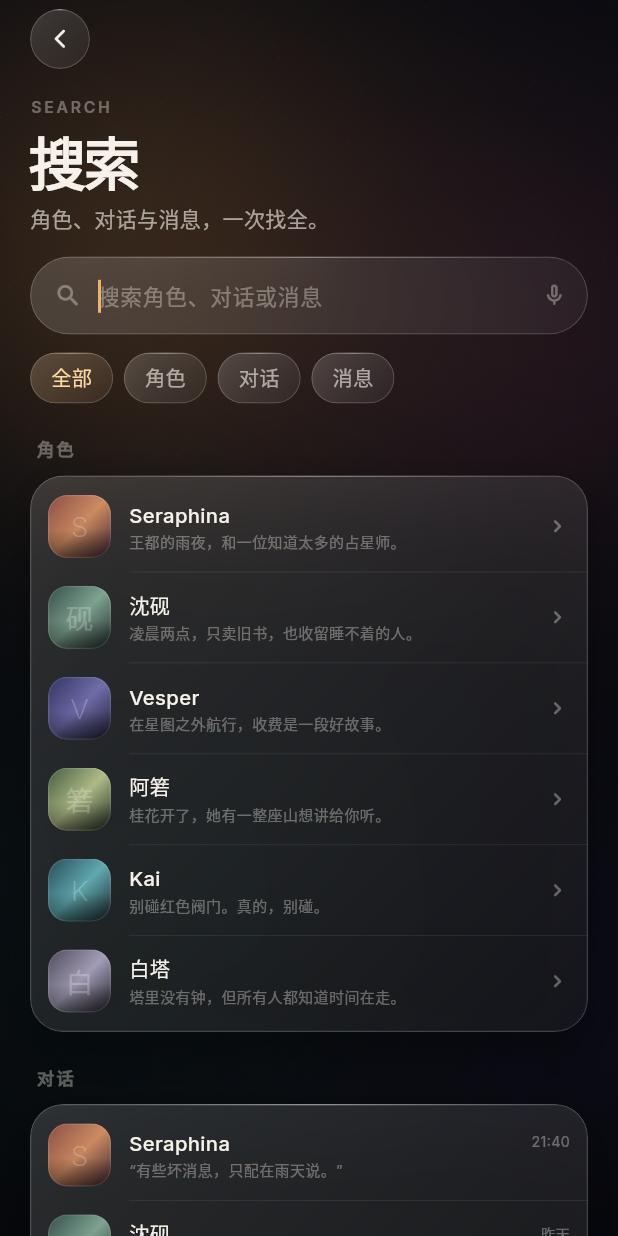
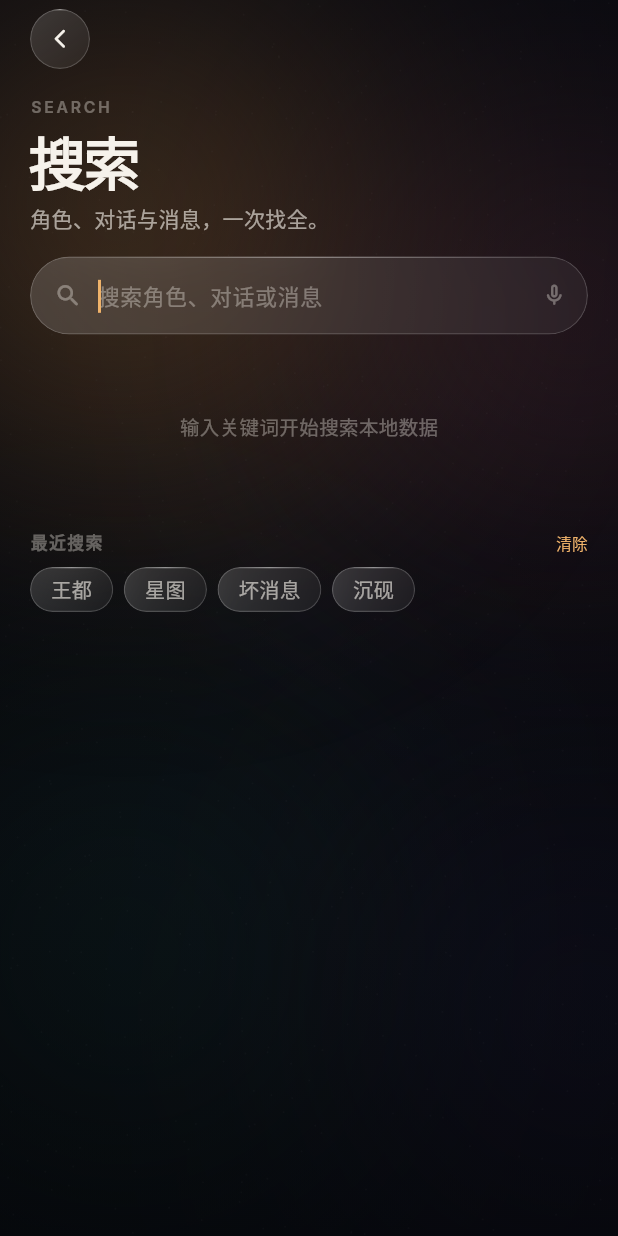
Before and after one commit to PawNzZi/opentavern, a Flutter app: the screen it shows after launch, item 2 of the bottom bar chosen, after a tap on the "search" icon, on a phone screen of 412 x 824 dp. Run offline on Flutter 3.47's test engine with Material 3 defaults, Android fonts, the phone set to English and light mode, and no system bars; our stand-ins replace file_picker; statements that could not run were skipped.

Commit message:
feat: 搜索页接入真实角色/会话/消息数据

```diff
--- a/lib/screens/search.dart
+++ b/lib/screens/search.dart
@@ -1,10 +1,15 @@
 import 'package:flutter/material.dart';
 
+import '../core/models.dart';
+import '../core/store.dart';
 import '../data/demo.dart';
 import '../design/glass.dart';
+import '../design/routes.dart';
 import '../design/scaffold.dart';
 import '../design/settings_kit.dart';
 import '../design/theme.dart';
+import 'character.dart';
+import 'chat.dart';
 
 class SearchPage extends StatefulWidget {
   const SearchPage({super.key});
@@ -23,31 +28,57 @@ class _SearchPageState extends State<SearchPage> {
     super.dispose();
   }
 
+  DemoCharacter? _characterFor(String name) {
+    for (final c in AppStore.instance.characters) {
+      if (c.name == name) return c;
+    }
+    return null;
+  }
+
+  void _openCharacter(DemoCharacter character) {
+    openGlassPage(context, CharacterScreen(character: character));
+  }
+
+  void _openSession(ChatSession session) {
+    final character = _characterFor(session.characterName);
+    if (character == null) return;
+    openGlassPage(
+      context,
+      ChatScreen(character: character, sessionId: session.id),
+    );
+  }
+
   @override
   Widget build(BuildContext context) {
     final p = AppPalette.of(context);
     final q = _query.trim().toLowerCase();
-    final characters = demoCharacters
-        .where(
-          (c) =>
-              q.isEmpty ||
-              c.name.toLowerCase().contains(q) ||
+    final characters = AppStore.instance.characters.where((c) {
+      if (q.isEmpty) return false;
+      return c.name.toLowerCase().contains(q) ||
           c.title.toLowerCase().contains(q) ||
-              c.tags.any((t) => t.toLowerCase().contains(q)),
-        )
-        .toList();
-    final chats = demoChats
-        .where(
-          (c) =>
-              q.isEmpty ||
-              c.character.name.toLowerCase().contains(q) ||
-              c.snippet.toLowerCase().contains(q),
-        )
-        .toList();
-    final messages = <(String, String)>[
-      ('是啊。王都的雨，总在预言之后来。', '21:39'),
-      ('有些坏消息，只配在雨天说。', '21:40'),
-    ].where((m) => q.isEmpty || m.$1.toLowerCase().contains(q)).toList();
+          c.description.toLowerCase().contains(q) ||
+          c.tags.any((t) => t.toLowerCase().contains(q));
+    }).toList();
+
+    final sessions = AppStore.instance.sessions.where((s) {
+      if (q.isEmpty) return false;
+      if (s.title.toLowerCase().contains(q)) return true;
+      if (s.characterName.toLowerCase().contains(q)) return true;
+      return s.messages.any((m) => m.text.toLowerCase().contains(q));
+    }).toList();
+
+    final hits = <(ChatSession, ChatMessage)>[];
+    if (q.isNotEmpty) {
+      for (final session in AppStore.instance.sessions) {
+        for (final message in session.messages) {
+          if (message.text.toLowerCase().contains(q)) {
+            hits.add((session, message));
+            if (hits.length >= 12) break;
+          }
+        }
+        if (hits.length >= 12) break;
+      }
+    }
 
     return DetailPage(
       eyebrow: 'SEARCH',
@@ -60,25 +91,24 @@ class _SearchPageState extends State<SearchPage> {
           autofocus: true,
           hint: '搜索角色、对话或消息',
           onChanged: (v) => setState(() => _query = v),
-          trailing: Icon(Icons.mic_none_rounded, size: 17, color: p.textTertiary),
+          trailing: Icon(
+            Icons.mic_none_rounded,
+            size: 17,
+            color: p.textTertiary,
+          ),
         ),
         const SizedBox(height: 12),
-        SizedBox(
-          height: 34,
-          child: ListView(
-            scrollDirection: Axis.horizontal,
-            children: const [
-              GlassPill(label: '全部', selected: true, height: 34),
-              SizedBox(width: 7),
-              GlassPill(label: '角色', height: 34),
-              SizedBox(width: 7),
-              GlassPill(label: '对话', height: 34),
-              SizedBox(width: 7),
-              GlassPill(label: '消息', height: 34),
-            ],
+        if (q.isEmpty)
+          Padding(
+            padding: const EdgeInsets.symmetric(vertical: 40),
+            child: Center(
+              child: Text(
+                '输入关键词开始搜索本地数据',
+                style: appText(13, FontWeight.w400, p.textTertiary),
               ),
             ),
-        if (characters.isEmpty && chats.isEmpty && messages.isEmpty)
+          )
+        else if (characters.isEmpty && sessions.isEmpty && hits.isEmpty)
           Padding(
             padding: const EdgeInsets.symmetric(vertical: 50),
             child: Center(
@@ -98,7 +128,10 @@ class _SearchPageState extends State<SearchPage> {
               child: Column(
                 children: [
                   for (var i = 0; i < characters.length; i++) ...[
-                    _CharacterResult(character: characters[i]),
+                    _CharacterResult(
+                      character: characters[i],
+                      onTap: () => _openCharacter(characters[i]),
+                    ),
                     if (i != characters.length - 1)
                       const Hairline(indent: 66),
                   ],
@@ -106,7 +139,7 @@ class _SearchPageState extends State<SearchPage> {
               ),
             ),
           ],
-          if (chats.isNotEmpty) ...[
+          if (sessions.isNotEmpty) ...[
             const SectionLabel('对话'),
             Glass(
               radius: 22,
@@ -114,52 +147,58 @@ class _SearchPageState extends State<SearchPage> {
               padding: const EdgeInsets.symmetric(vertical: 4),
               child: Column(
                 children: [
-                  for (var i = 0; i < chats.length; i++) ...[
-                    _ChatResult(chat: chats[i]),
-                    if (i != chats.length - 1) const Hairline(indent: 66),
+                  for (var i = 0; i < sessions.length; i++) ...[
+                    SettingRow(
+                      icon: Icons.forum_outlined,
+                      title: sessions[i].title,
+                      subtitle:
+                          '${sessions[i].characterName} · ${sessions[i].messages.length} 条消息',
+                      iconColor: p.amber,
+                      onTap: () => _openSession(sessions[i]),
+                    ),
+                    if (i != sessions.length - 1)
+                      const Hairline(indent: 56),
                   ],
                 ],
               ),
             ),
           ],
-          if (messages.isNotEmpty) ...[
+          if (hits.isNotEmpty) ...[
             const SectionLabel('消息'),
             Glass(
               radius: 22,
               blur: 22,
-              padding: const EdgeInsets.fromLTRB(14, 12, 14, 12),
+              padding: const EdgeInsets.symmetric(vertical: 4),
               child: Column(
                 children: [
-                  for (var i = 0; i < messages.length; i++) ...[
-                    _MessageResult(
-                      name: 'Seraphina',
-                      text: messages[i].$1,
-                      time: messages[i].$2,
+                  for (var i = 0; i < hits.length; i++) ...[
+                    _MessageHit(
+                      session: hits[i].$1,
+                      message: hits[i].$2,
                       query: _query,
+                      onTap: () => _openSession(hits[i].$1),
                     ),
-                    if (i != messages.length - 1) ...[
-                      const SizedBox(height: 12),
-                      const Hairline(),
-                      const SizedBox(height: 12),
-                    ],
+                    if (i != hits.length - 1) const Hairline(indent: 56),
                   ],
                 ],
               ),
             ),
           ],
         ],
-        const SizedBox(height: 18),
+        const SizedBox(height: 20),
         Row(
           children: [
             Text(
               '最近搜索',
-              style: appText(11, FontWeight.w600, p.textTertiary, letterSpacing: 1.2),
+              style: appText(
+                11,
+                FontWeight.w600,
+                p.textTertiary,
+                letterSpacing: 1.2,
+              ),
             ),
             const Spacer(),
-            Text(
-              '清除',
-              style: appText(10.5, FontWeight.w400, p.amber),
-            ),
+            Text('清除', style: appText(10.5, FontWeight.w400, p.amber)),
           ],
         ),
         const SizedBox(height: 8),
@@ -179,15 +218,16 @@ class _SearchPageState extends State<SearchPage> {
 }
 
 class _CharacterResult extends StatelessWidget {
-  const _CharacterResult({required this.character});
+  const _CharacterResult({required this.character, required this.onTap});
 
   final DemoCharacter character;
+  final VoidCallback onTap;
 
   @override
   Widget build(BuildContext context) {
     final p = AppPalette.of(context);
     return Pressable(
-      onTap: () {},
+      onTap: onTap,
       child: Padding(
         padding: const EdgeInsets.fromLTRB(12, 9, 12, 9),
         child: Row(
@@ -198,6 +238,7 @@ class _CharacterResult extends StatelessWidget {
               child: Portrait(
                 initial: character.initial,
                 colors: character.colors,
+                avatarBase64: character.avatarBase64,
                 radius: 13,
               ),
             ),
@@ -232,120 +273,62 @@ class _CharacterResult extends StatelessWidget {
   }
 }
 
-class _ChatResult extends StatelessWidget {
-  const _ChatResult({required this.chat});
+class _MessageHit extends StatelessWidget {
+  const _MessageHit({
+    required this.session,
+    required this.message,
+    required this.query,
+    required this.onTap,
+  });
 
-  final DemoChat chat;
+  final ChatSession session;
+  final ChatMessage message;
+  final String query;
+  final VoidCallback onTap;
 
   @override
   Widget build(BuildContext context) {
     final p = AppPalette.of(context);
-    return Padding(
-      padding: const EdgeInsets.fromLTRB(12, 9, 12, 9),
-      child: Row(
-        children: [
-          SizedBox(
-            width: 42,
-            height: 42,
-            child: Portrait(
-              initial: chat.character.initial,
-              colors: chat.character.colors,
-              radius: 13,
-            ),
-          ),
-          const SizedBox(width: 12),
-          Expanded(
+    final text = message.text.replaceAll('\n', ' ');
+    final index = text.toLowerCase().indexOf(query.toLowerCase());
+    final start = index < 0 ? 0 : (index - 18).clamp(0, text.length);
+    final end = index < 0
+        ? text.length.clamp(0, 90)
+        : (index + query.length + 40).clamp(0, text.length);
+    final snippet =
+        '${start > 0 ? '…' : ''}${text.substring(start, end)}${end < text.length ? '…' : ''}';
+    return Pressable(
+      onTap: onTap,
+      child: Padding(
+        padding: const EdgeInsets.fromLTRB(14, 10, 12, 10),
         child: Column(
           crossAxisAlignment: CrossAxisAlignment.start,
           children: [
             Row(
               children: [
                 Text(
-                      chat.character.name,
-                      style: appText(
-                        13.5,
-                        FontWeight.w500,
-                        p.textPrimary,
+                  session.characterName,
+                  style: appText(12, FontWeight.w600, p.textPrimary),
                 ),
-                    ),
-                    const Spacer(),
+                const SizedBox(width: 8),
                 Text(
-                      chat.time,
-                      style: appText(9.5, FontWeight.w400, p.textTertiary),
-                    ),
-                  ],
-                ),
-                const SizedBox(height: 2),
-                Text(
-                  chat.snippet,
+                  session.title,
                   maxLines: 1,
                   overflow: TextOverflow.ellipsis,
-                  style: appText(10, FontWeight.w400, p.textTertiary),
-                ),
-              ],
-            ),
-          ),
-        ],
-      ),
-    );
-  }
-}
-
-class _MessageResult extends StatelessWidget {
-  const _MessageResult({
-    required this.name,
-    required this.text,
-    required this.time,
-    required this.query,
-  });
-
-  final String name;
-  final String text;
-  final String time;
-  final String query;
-
-  @override
-  Widget build(BuildContext context) {
-    final p = AppPalette.of(context);
-    final index = text.indexOf(query);
-    final base = appText(12, FontWeight.w400, p.textSecondary, height: 1.5);
-    return Column(
-      crossAxisAlignment: CrossAxisAlignment.start,
-      children: [
-        Row(
-          children: [
-            Text(
-              name,
-              style: appText(11, FontWeight.w600, p.textPrimary),
-            ),
-            const SizedBox(width: 7),
-            Text(
-              time,
                   style: appText(9.5, FontWeight.w400, p.textTertiary),
                 ),
               ],
             ),
             const SizedBox(height: 4),
-        index == -1
-            ? Text(text, style: base)
-            : Text.rich(
-                TextSpan(
-                  style: base,
-                  children: [
-                    TextSpan(text: text.substring(0, index)),
-                    TextSpan(
-                      text: query,
-                      style: base.copyWith(
-                        color: p.onUserBubble,
-                        backgroundColor: p.amber,
-                        fontWeight: FontWeight.w600,
+            Text(
+              snippet,
+              maxLines: 2,
+              overflow: TextOverflow.ellipsis,
+              style: appText(11.5, FontWeight.w400, p.textSecondary, height: 1.4),
             ),
-                    ),
-                    TextSpan(text: text.substring(index + query.length)),
           ],
         ),
       ),
-      ],
     );
   }
 }
```
Lines whose indentation alone changed are shown as unchanged.
